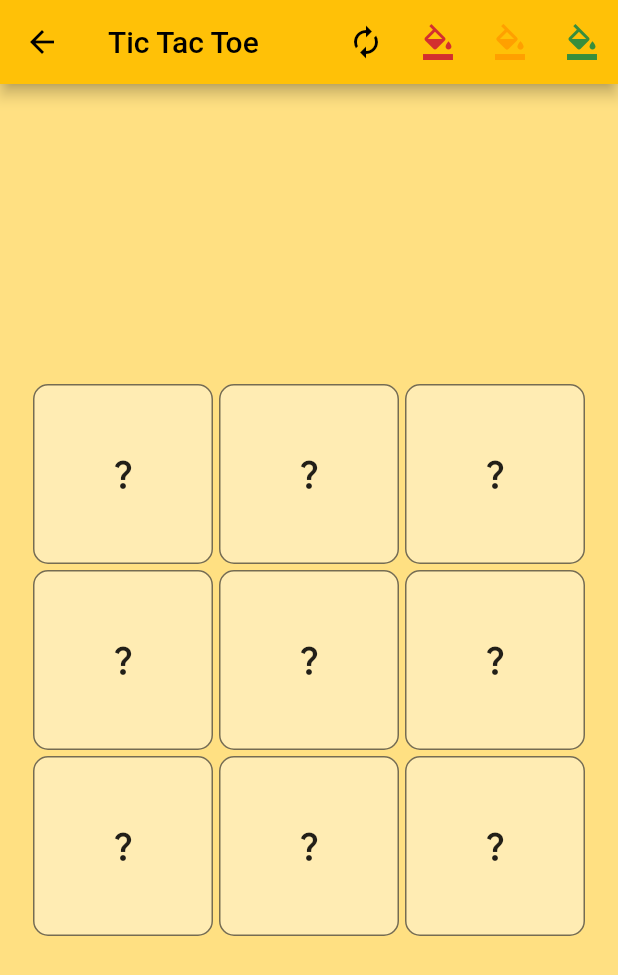
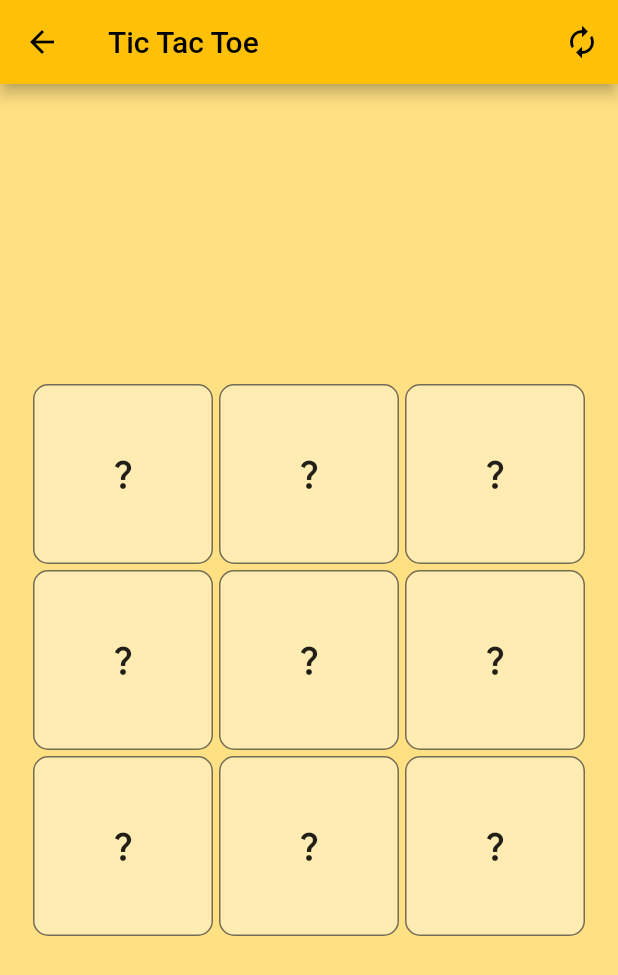
Before and after one commit to linememory/tic_tac_toe, a Flutter app: the TicTacToe screen opened directly, on a phone screen of 412 x 824 dp. Shown: the top 975 px of the screen. Run offline on Flutter 3.47's test engine with Material 2 defaults, Android fonts, the phone set to English and light mode, and no system bars; our stand-ins replace flutter_riverpod.

Commit message:
removed color settings in game

```diff
--- a/lib/features/game/views/tic_tac_toe.dart
+++ b/lib/features/game/views/tic_tac_toe.dart
@@ -105,40 +105,12 @@ class TicTacToe extends ConsumerWidget {
             },
             icon: const Icon(Icons.autorenew),
           ),
-          IconButton(
-            onPressed: () {
-              ref.read(themeColorProvider.state).state = Colors.red;
-            },
-            icon: Icon(
-              Icons.format_color_fill_outlined,
-              color: Colors.red.shade700,
-            ),
-          ),
-          IconButton(
-            onPressed: () {
-              ref.read(themeColorProvider.state).state = Colors.amber;
-            },
-            icon: Icon(
-              Icons.format_color_fill_outlined,
-              color: Colors.amber.shade700,
-            ),
-          ),
-          IconButton(
-            onPressed: () {
-              ref.read(themeColorProvider.state).state = Colors.green;
-            },
-            icon: Icon(
-              Icons.format_color_fill_outlined,
-              color: Colors.green.shade700,
-            ),
-          ),
         ],
       ),
       body: SafeArea(
         child: Center(
           child: Builder(
             builder: (context) {
-              // if (winner == null) {
               return GridView(
                 shrinkWrap: true,
                 padding: const EdgeInsets.all(20),
```
